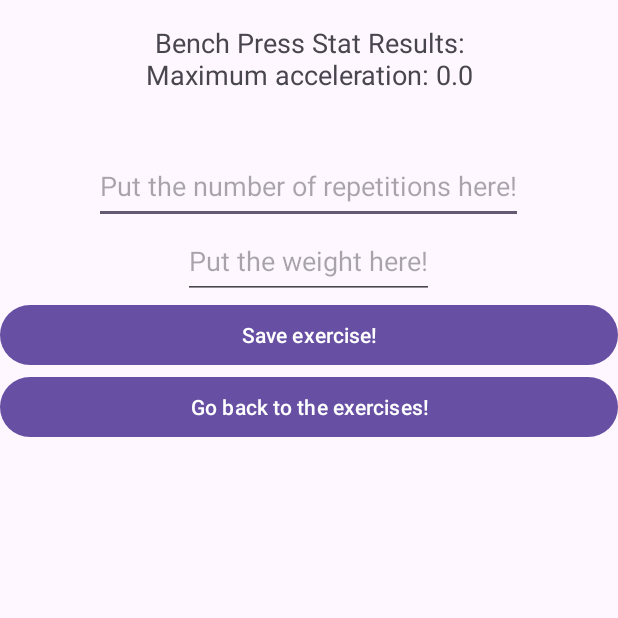
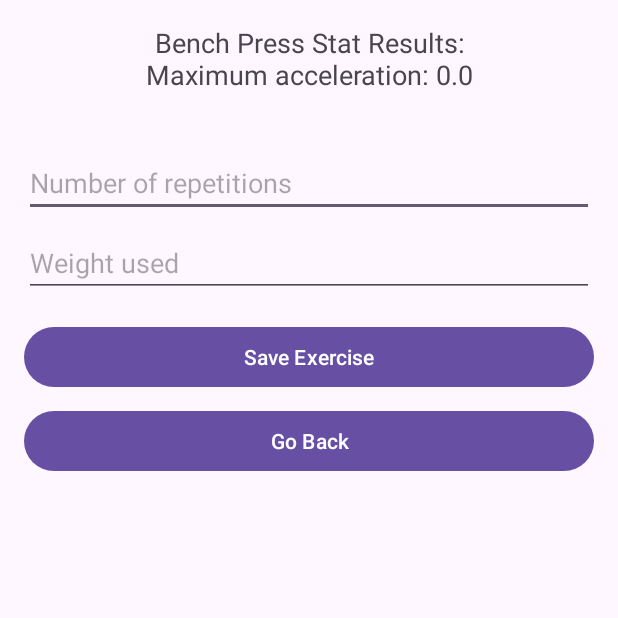
Before and after one commit to telmomaciel9/SA-Project, an Android app: the BenchResultsActivity screen opened directly, with no data from a screen before it, on a phone screen of 412 x 824 dp, the top half of it. Run offline under Robolectric (Android 15) with nearby library versions, the phone set to English and light mode, and no system bars.

Commit message:
changed layout bench results

```diff
--- a/app/src/main/res/layout/activity_bench_results.xml
+++ b/app/src/main/res/layout/activity_bench_results.xml
@@ -1,44 +1,63 @@
 <?xml version="1.0" encoding="utf-8"?>
-<LinearLayout xmlns:android="http://schemas.android.com/apk/res/android"
+<androidx.constraintlayout.widget.ConstraintLayout xmlns:android="http://schemas.android.com/apk/res/android"
+    xmlns:app="http://schemas.android.com/apk/res-auto"
+    xmlns:tools="http://schemas.android.com/tools"
     android:layout_width="match_parent"
     android:layout_height="match_parent"
-    android:orientation="vertical"
-    android:gravity="center_horizontal">
+    android:padding="16dp"
+    tools:context=".UI.bench.BenchResultsActivity">
 
 <TextView
     android:id="@+id/textViewBenchStats"
-        android:layout_width="match_parent"
+    android:layout_width="0dp"
     android:layout_height="wrap_content"
+    android:textSize="18sp"
     android:gravity="center"
-        android:padding="16dp"
-        android:textSize="18sp" />
+    android:text="Bench Press Stat Results:"
+    app:layout_constraintTop_toTopOf="parent"
+    app:layout_constraintStart_toStartOf="parent"
+    app:layout_constraintEnd_toEndOf="parent"/>
 
 <EditText
     android:id="@+id/editTextReps"
+    android:layout_width="0dp"
+    android:layout_height="wrap_content"
     android:inputType="number"
-        android:layout_width="wrap_content"
-        android:layout_height="50dp"
-        android:layout_centerHorizontal="true"
-        android:hint="Put the number of repetitions here!" />
+    android:hint="Number of repetitions"
+    android:layout_marginTop="16dp"
+    app:layout_constraintTop_toBottomOf="@id/textViewBenchStats"
+    app:layout_constraintStart_toStartOf="parent"
+    app:layout_constraintEnd_toEndOf="parent"/>
 
 <EditText
     android:id="@+id/editTextWeight"
+    android:layout_width="0dp"
+    android:layout_height="wrap_content"
     android:inputType="numberDecimal"
-        android:layout_width="wrap_content"
-        android:layout_height="50dp"
-        android:layout_centerHorizontal="true"
-        android:hint="Put the weight here!" />
+    android:hint="Weight used"
+    android:layout_marginTop="8dp"
+    app:layout_constraintTop_toBottomOf="@id/editTextReps"
+    app:layout_constraintStart_toStartOf="parent"
+    app:layout_constraintEnd_toEndOf="parent"/>
 
 <Button
     android:id="@+id/btnSave"
-        android:layout_width="match_parent"
+    android:layout_width="0dp"
     android:layout_height="wrap_content"
-        android:text="Save exercise!" />
+    android:text="Save Exercise"
+    android:layout_marginTop="16dp"
+    app:layout_constraintTop_toBottomOf="@id/editTextWeight"
+    app:layout_constraintStart_toStartOf="parent"
+    app:layout_constraintEnd_toEndOf="parent"/>
 
 <Button
     android:id="@+id/btnGoBack"
-        android:layout_width="match_parent"
+    android:layout_width="0dp"
     android:layout_height="wrap_content"
-        android:text="Go back to the exercises!" />
+    android:text="Go Back"
+    android:layout_marginTop="8dp"
+    app:layout_constraintTop_toBottomOf="@id/btnSave"
+    app:layout_constraintStart_toStartOf="parent"
+    app:layout_constraintEnd_toEndOf="parent"/>
 
-</LinearLayout>
+</androidx.constraintlayout.widget.ConstraintLayout>
```
Lines whose indentation alone changed are shown as unchanged.
